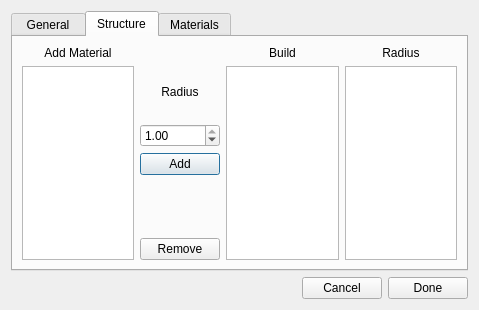
Old version of the form GUI/ArcGUI/configure.ui in the repository ExOplanet-Exeter/ExOEx.
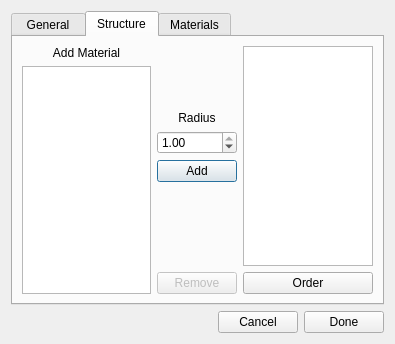
New version of the form.

```diff
--- a/GUI/ArcGUI/configure.ui
+++ b/GUI/ArcGUI/configure.ui
@@ -2,12 +2,15 @@
 <ui version="4.0">
  <class>Configure</class>
  <widget class="QDialog" name="Configure">
+  <property name="enabled">
+   <bool>true</bool>
+  </property>
   <property name="geometry">
    <rect>
     <x>0</x>
     <y>0</y>
-    <width>479</width>
-    <height>310</height>
+    <width>395</width>
+    <height>344</height>
    </rect>
   </property>
   <property name="windowTitle">
@@ -111,6 +114,8 @@
       </attribute>
       <layout class="QGridLayout" name="gridLayout_4">
        <item row="0" column="0">
+        <layout class="QVBoxLayout" name="verticalLayout_4">
+         <item>
         <widget class="QLabel" name="label_add_material">
          <property name="text">
           <string>Add Material</string>
@@ -120,8 +125,26 @@
          </property>
         </widget>
        </item>
-       <item row="1" column="1">
+         <item>
+          <widget class="QListWidget" name="listWidget_add_material"/>
+         </item>
+        </layout>
+       </item>
+       <item row="0" column="1">
         <layout class="QVBoxLayout" name="verticalLayout">
+         <item>
+          <spacer name="verticalSpacer">
+           <property name="orientation">
+            <enum>Qt::Vertical</enum>
+           </property>
+           <property name="sizeHint" stdset="0">
+            <size>
+             <width>20</width>
+             <height>40</height>
+            </size>
+           </property>
+          </spacer>
+         </item>
          <item>
           <widget class="QLabel" name="label_radius">
            <property name="text">
@@ -155,6 +178,19 @@
            </property>
           </widget>
          </item>
+         <item>
+          <spacer name="verticalSpacer_2">
+           <property name="orientation">
+            <enum>Qt::Vertical</enum>
+           </property>
+           <property name="sizeHint" stdset="0">
+            <size>
+             <width>20</width>
+             <height>40</height>
+            </size>
+           </property>
+          </spacer>
+         </item>
          <item>
           <widget class="QLabel" name="label_6">
            <property name="text">
@@ -164,6 +200,9 @@
          </item>
          <item>
           <widget class="QPushButton" name="pushButton_remove">
+           <property name="enabled">
+            <bool>false</bool>
+           </property>
            <property name="text">
             <string>Remove</string>
            </property>
@@ -172,33 +211,18 @@
         </layout>
        </item>
        <item row="0" column="2">
-        <widget class="QLabel" name="label_build">
-         <property name="text">
-          <string>Build</string>
-         </property>
-         <property name="alignment">
-          <set>Qt::AlignCenter</set>
-         </property>
-        </widget>
-       </item>
-       <item row="0" column="3">
-        <widget class="QLabel" name="label_radius_2">
+        <layout class="QVBoxLayout" name="verticalLayout_3">
+         <item>
+          <widget class="QTableWidget" name="tableWidget_build"/>
+         </item>
+         <item>
+          <widget class="QPushButton" name="pushButton_order">
          <property name="text">
-          <string>Radius</string>
-         </property>
-         <property name="alignment">
-          <set>Qt::AlignCenter</set>
-         </property>
-        </widget>
-       </item>
-       <item row="1" column="0">
-        <widget class="QListWidget" name="listWidget_add_material"/>
-       </item>
-       <item row="1" column="2">
-        <widget class="QListWidget" name="listWidget_build"/>
-       </item>
-       <item row="1" column="3">
-        <widget class="QListWidget" name="listWidget_radius"/>
+            <string>Order</string>
+           </property>
+          </widget>
+         </item>
+        </layout>
        </item>
       </layout>
      </widget>
```
Left out of the diff: 11 changed lines with no effect on the pictures. Lines whose indentation alone changed are shown as unchanged.
